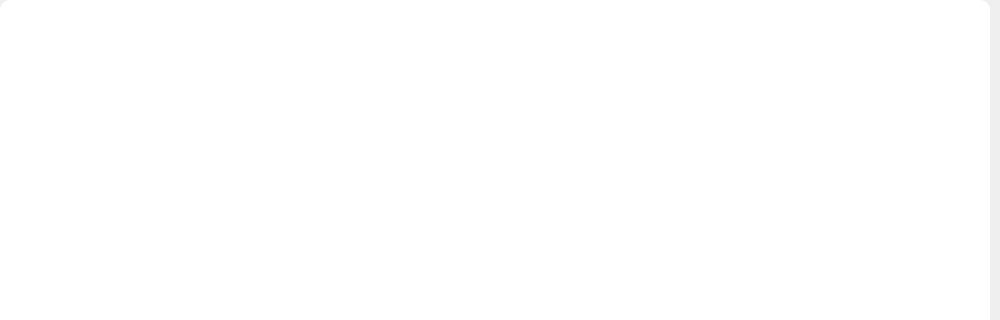
Qt form uimain.ui (UuKiTing/qt) before a commit; both pictures show x 0 to 1000 and y 0 to 320 of the 1000 by 600 pixel window.
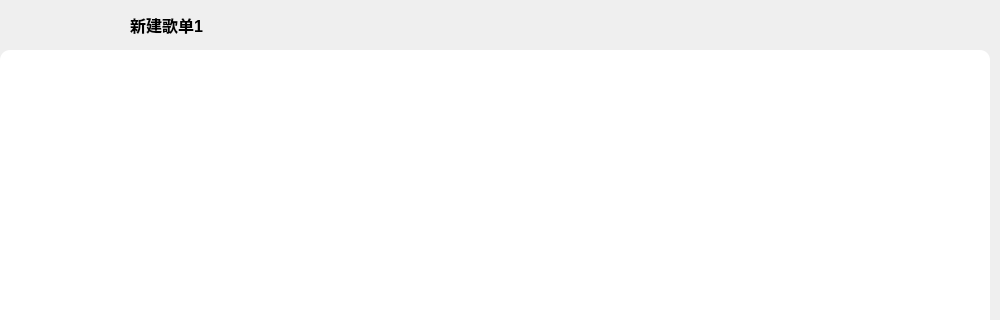
The same form after that commit. The open tabs and pages were chosen to show the change. Icons and pictures are not drawn.

Commit message: 添加了基本歌单功能 采用了Qt Style命名规范 优化了一些小问题

Diff of the .ui file:
```diff
--- a/uimain.ui
+++ b/uimain.ui
@@ -149,6 +149,105 @@
        </item>
       </layout>
      </widget>
+     <widget class="QWidget" name="page_3">
+      <layout class="QVBoxLayout" name="verticalLayout_6">
+       <property name="spacing">
+        <number>0</number>
+       </property>
+       <property name="leftMargin">
+        <number>0</number>
+       </property>
+       <property name="topMargin">
+        <number>0</number>
+       </property>
+       <property name="rightMargin">
+        <number>0</number>
+       </property>
+       <property name="bottomMargin">
+        <number>0</number>
+       </property>
+       <item>
+        <widget class="QWidget" name="widget_2" native="true">
+         <property name="styleSheet">
+          <string notr="true"/>
+         </property>
+         <layout class="QVBoxLayout" name="verticalLayout_7">
+          <property name="spacing">
+           <number>0</number>
+          </property>
+          <property name="leftMargin">
+           <number>0</number>
+          </property>
+          <property name="topMargin">
+           <number>0</number>
+          </property>
+          <property name="rightMargin">
+           <number>0</number>
+          </property>
+          <property name="bottomMargin">
+           <number>0</number>
+          </property>
+          <item>
+           <layout class="QHBoxLayout" name="horizontalLayout_4">
+            <property name="spacing">
+             <number>30</number>
+            </property>
+            <item>
+             <widget class="QLabel" name="playlistCover">
+              <property name="minimumSize">
+               <size>
+                <width>50</width>
+                <height>50</height>
+               </size>
+              </property>
+              <property name="maximumSize">
+               <size>
+                <width>100</width>
+                <height>100</height>
+               </size>
+              </property>
+              <property name="text">
+               <string/>
+              </property>
+              <property name="pixmap">
+               <pixmap resource="icon.qrc">:/icon/cover.png</pixmap>
+              </property>
+              <property name="scaledContents">
+               <bool>true</bool>
+              </property>
+             </widget>
+            </item>
+            <item>
+             <widget class="QLabel" name="playlistName">
+              <property name="font">
+               <font>
+                <pointsize>12</pointsize>
+                <italic>false</italic>
+                <bold>true</bold>
+               </font>
+              </property>
+              <property name="text">
+               <string>新建歌单1</string>
+              </property>
+             </widget>
+            </item>
+           </layout>
+          </item>
+          <item>
+           <widget class="QListView" name="songListView">
+            <property name="styleSheet">
+             <string notr="true">background-color: rgb(255, 255, 255);</string>
+            </property>
+            <property name="editTriggers">
+             <set>QAbstractItemView::EditTrigger::NoEditTriggers</set>
+            </property>
+           </widget>
+          </item>
+         </layout>
+        </widget>
+       </item>
+      </layout>
+     </widget>
     </widget>
    </item>
    <item>
```
The commit also changes 72 other files.
